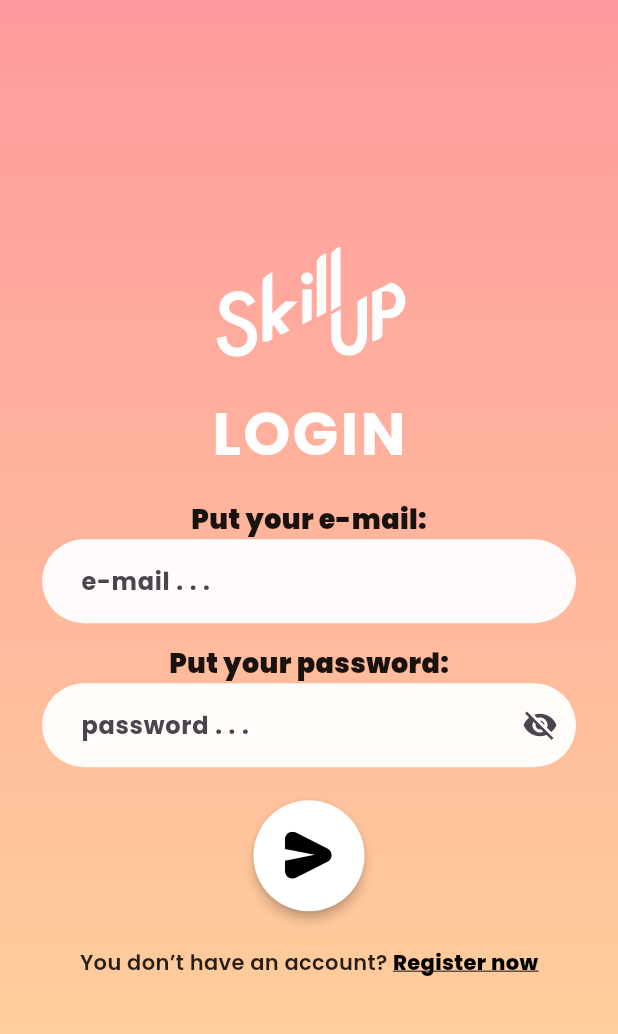
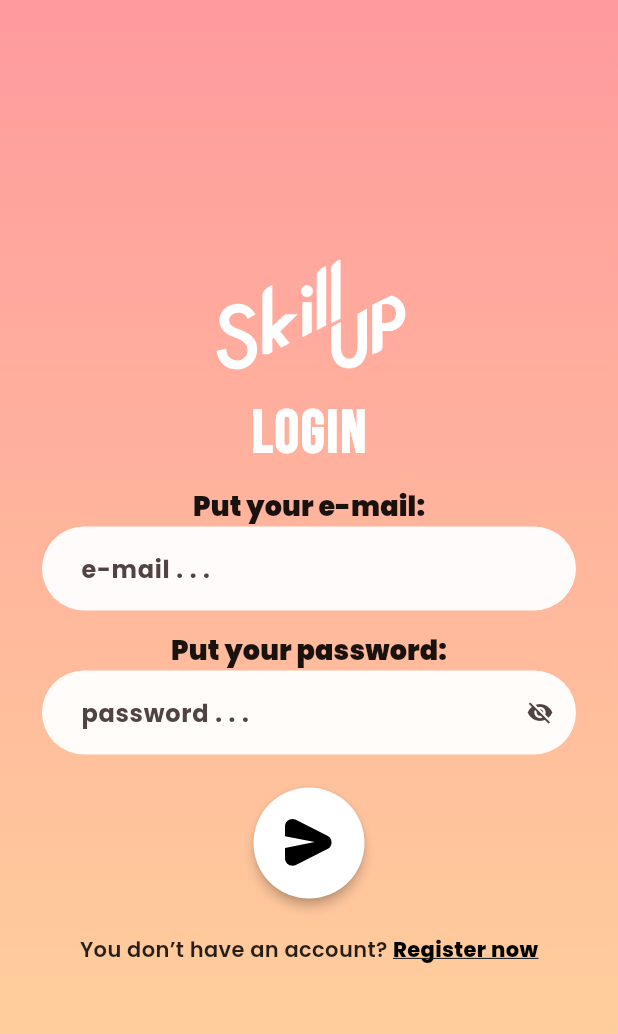
Before and after one commit to Giusgarus/skill_up, a Flutter app: the screen it shows after launch, on a phone screen of 412 x 824 dp. Shown: the top 1034 px of the screen. Run offline on Flutter 3.47's test engine with Material 3 defaults, Android fonts, the phone set to English and light mode, and no system bars; our stand-ins replace flutter_svg, google_fonts; project files that could hold a hidden picture were left out.

Commit message:
Color theme updated

```diff
--- a/lib/features/auth/presentation/widgets/auth_scaffold.dart
+++ b/lib/features/auth/presentation/widgets/auth_scaffold.dart
@@ -34,12 +34,7 @@ class AuthScaffold extends StatelessWidget {
                     const SizedBox(height: 8),
                     Text(
                       title.toUpperCase(),
-                      style: const TextStyle(
-                        color: Colors.white,
-                        fontSize: 40,
-                        fontWeight: FontWeight.w700,
-                        letterSpacing: 1.5,
-                      ),
+                      style: Theme.of(context).textTheme.headlineLarge, // <— usa il tema
                     ),
                     const SizedBox(height: 16),
                     form,
--- a/lib/shared/theme/app_colors.dart
+++ b/lib/shared/theme/app_colors.dart
@@ -1,16 +1,24 @@
 import 'package:flutter/material.dart';
 
-/// Centralized gradients and brand colors.
+/// Brand colors (e altre palette utili)
+class AppColors {
+  const AppColors._();
+
+  static const Color brandPrimary   = Color(0xFFFF9A9E); // #FF9A9E
+  static const Color brandSecondary = Color(0xFFFFD89B); // #FFD89B
+}
+
+/// Gradients centralizzati
 class AppGradients {
   const AppGradients._();
 
-  /// Auth/background gradient: #FF9A9E -> #FFD89B (top -> bottom).
+  /// Auth/background gradient: #FF9A9E -> #FFD89B (top -> bottom)
   static const LinearGradient authBackground = LinearGradient(
     begin: Alignment.topCenter,
     end: Alignment.bottomCenter,
     colors: [
-      Color(0xFFFF9A9E), // from #FF9A9E
-      Color(0xFFFFD89B), // to   #FFD89B
+      AppColors.brandPrimary,
+      AppColors.brandSecondary,
     ],
   );
 }
--- a/lib/shared/theme/app_theme.dart
+++ b/lib/shared/theme/app_theme.dart
@@ -1,12 +1,63 @@
 import 'package:flutter/material.dart';
 import 'package:google_fonts/google_fonts.dart';
+import 'app_colors.dart';
 
-/// Single source of truth for app styling.
 class AppTheme {
-  static ThemeData light() {
+  static ThemeData light() => _base(brightness: Brightness.light);
+  static ThemeData dark()  => _base(brightness: Brightness.dark);
+
+  static ThemeData _base({required Brightness brightness}) {
+    final colorScheme = ColorScheme.fromSeed(
+      seedColor: AppColors.brandPrimary,
+      brightness: brightness,
+    );
+
+    // Base body text with Poppins
+    final baseText = GoogleFonts.poppinsTextTheme();
+
+    // Title style for AUTH pages (LOGIN / REGISTRATION)
+    final authTitle = GoogleFonts.bebasNeue(
+      fontSize: 40,
+      fontWeight: FontWeight.w700,
+      letterSpacing: 1.5,
+      color: Colors.white,
+      height: 1.0,
+    );
+
+    // Label sopra ai campi
+    final fieldLabel = baseText.titleMedium?.copyWith(
+      fontWeight: FontWeight.w900,
+      fontSize: 18,
+      color: Colors.black.withOpacity(0.9),
+    );
+
     return ThemeData(
       useMaterial3: true,
-      textTheme: GoogleFonts.poppinsTextTheme(),
+      colorScheme: colorScheme,
+      textTheme: baseText.copyWith(
+        // userai headlineLarge per il titolo AUTH
+        headlineLarge: authTitle,
+        // userai labelLarge per le etichette dei campi
+        labelLarge: fieldLabel,
+      ),
+      inputDecorationTheme: InputDecorationTheme(
+        isDense: true,
+        filled: true,
+        fillColor: brightness == Brightness.light
+            ? Colors.white.withOpacity(0.95)
+            : colorScheme.surfaceContainerHighest,
+        contentPadding: const EdgeInsets.symmetric(horizontal: 22, vertical: 16),
+        border: OutlineInputBorder(
+          borderSide: BorderSide.none,
+          borderRadius: BorderRadius.circular(40),
+        ),
+      ),
+      snackBarTheme: SnackBarThemeData(
+        behavior: SnackBarBehavior.floating,
+        backgroundColor: colorScheme.inverseSurface,
+        contentTextStyle: TextStyle(color: colorScheme.onInverseSurface),
+      ),
+      scaffoldBackgroundColor: colorScheme.surface,
     );
   }
 }
--- a/lib/shared/widgets/field_label.dart
+++ b/lib/shared/widgets/field_label.dart
@@ -1,6 +1,5 @@
 import 'package:flutter/material.dart';
 
-/// Small bold label displayed above inputs.
 class FieldLabel extends StatelessWidget {
   final String text;
   const FieldLabel(this.text, {super.key});
@@ -9,11 +8,7 @@ class FieldLabel extends StatelessWidget {
   Widget build(BuildContext context) {
     return Text(
       text,
-      style: TextStyle(
-        fontWeight: FontWeight.w900,
-        fontSize: 18,
-        color: Colors.black.withOpacity(0.9),
-      ),
+      style: Theme.of(context).textTheme.labelLarge, // <— dal tema
     );
   }
 }
--- a/pubspec.yaml
+++ b/pubspec.yaml
@@ -31,7 +31,7 @@ dependencies:
   flutter:
     sdk: flutter
   google_fonts: ^6.2.1
-  flutter_svg: ^2.0.10+1   # <-- to render SVGs
+  flutter_svg: ^2.0.10+1
 
   # The following adds the Cupertino Icons font to your application.
   # Use with the CupertinoIcons class for iOS style icons.
@@ -47,7 +47,7 @@ dev_dependencies:
   # activated in the `analysis_options.yaml` file located at the root of your
   # package. See that file for information about deactivating specific lint
   # rules and activating additional ones.
-  flutter_lints: ^5.0.0
+  flutter_lints: ^6.0.0
 
 # For information on the generic Dart part of this file, see the
 # following page: https://dart.dev/tools/pub/pubspec
```
Also changed, not shown: pubspec.lock.
